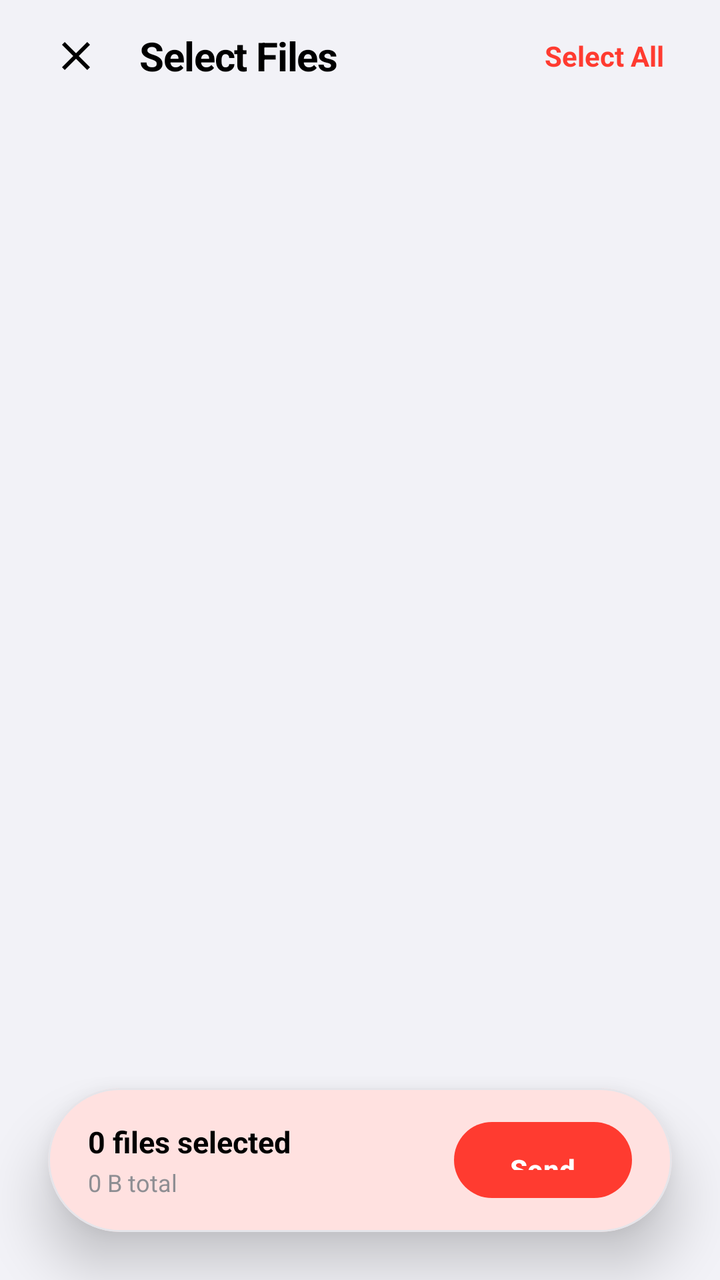
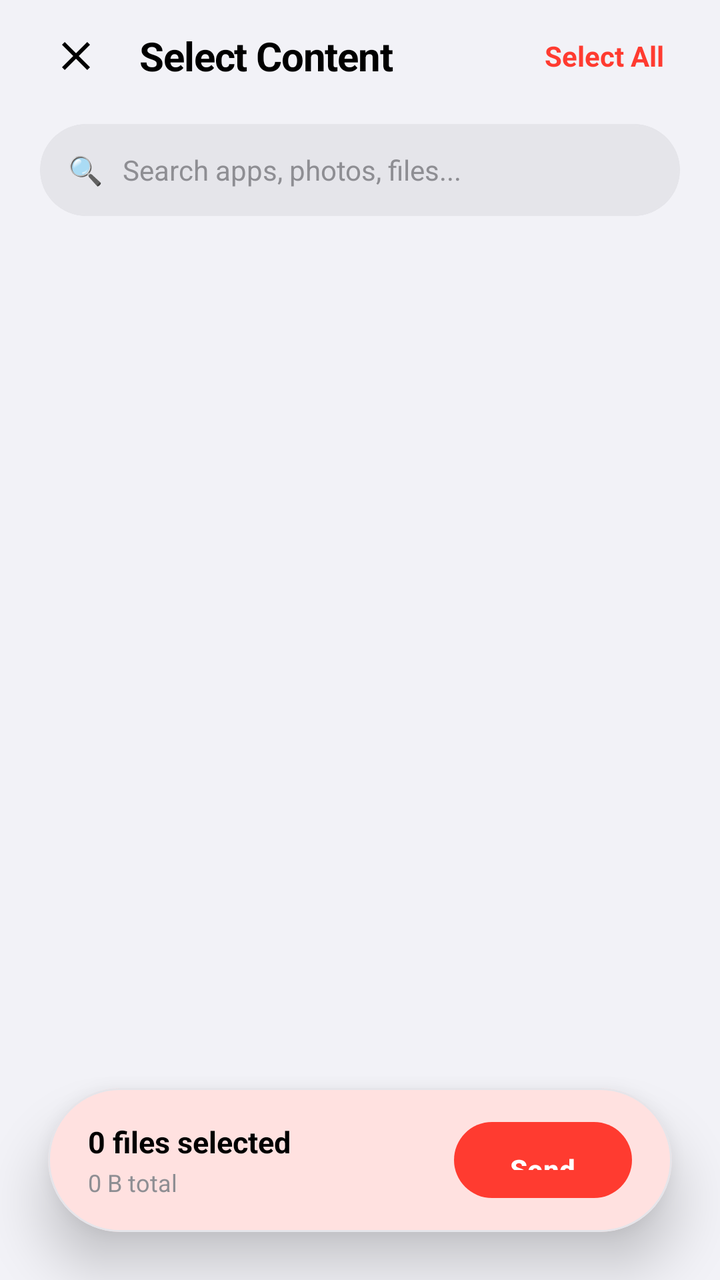

An Android layout rendered at two revisions. The XML below is the earlier revision; the diff shows what the commit changed to produce the second picture.
<!-- AndroidManifest.xml: application theme Theme.AirShare -->
<!-- res/layout/activity_send.xml -->
<?xml version="1.0" encoding="utf-8"?>
<androidx.constraintlayout.widget.ConstraintLayout xmlns:android="http://schemas.android.com/apk/res/android"
    xmlns:app="http://schemas.android.com/apk/res-auto"
    android:layout_width="match_parent"
    android:layout_height="match_parent"
    android:background="?android:attr/colorBackground">

    
    <LinearLayout
        android:id="@+id/topToolbar"
        android:layout_width="0dp"
        android:layout_height="56dp"
        android:gravity="center_vertical"
        android:orientation="horizontal"
        android:paddingHorizontal="20dp"
        app:layout_constraintEnd_toEndOf="parent"
        app:layout_constraintStart_toStartOf="parent"
        app:layout_constraintTop_toTopOf="parent">

        <ImageView
            android:id="@+id/btnBack"
            android:layout_width="36dp"
            android:layout_height="36dp"
            android:background="?selectableItemBackgroundBorderless"
            android:padding="6dp"
            android:src="@drawable/ic_close"
            app:tint="?attr/colorOnSurface" />

        <TextView
            android:id="@+id/tvSendHeaderTitle"
            android:layout_width="0dp"
            android:layout_height="wrap_content"
            android:layout_marginStart="14dp"
            android:layout_weight="1"
            android:text="Select Files"
            android:textColor="?attr/colorOnSurface"
            android:textSize="20sp"
            android:letterSpacing="-0.02"
            android:textStyle="bold" />

        <TextView
            android:id="@+id/btnSelectAll"
            android:layout_width="wrap_content"
            android:layout_height="wrap_content"
            android:background="?selectableItemBackground"
            android:padding="8dp"
            android:text="Select All"
            android:textColor="@color/brand_primary"
            android:textSize="14sp"
            android:textStyle="bold" />
    </LinearLayout>

    
    <com.google.android.material.tabs.TabLayout
        android:id="@+id/tabLayoutCategories"
        android:layout_width="0dp"
        android:layout_height="44dp"
        android:layout_marginHorizontal="16dp"
        android:background="@android:color/transparent"
        app:layout_constraintEnd_toEndOf="parent"
        app:layout_constraintStart_toStartOf="parent"
        app:layout_constraintTop_toBottomOf="@id/topToolbar"
        app:tabIndicatorColor="@color/brand_primary"
        app:tabMode="scrollable"
        app:tabSelectedTextColor="@color/brand_primary"
        app:tabTextColor="@color/text_dark_secondary" />

    <androidx.viewpager2.widget.ViewPager2
        android:id="@+id/viewPagerCategories"
        android:layout_width="0dp"
        android:layout_height="0dp"
        android:clipToPadding="false"
        android:paddingBottom="100dp"
        app:layout_constraintBottom_toBottomOf="parent"
        app:layout_constraintEnd_toEndOf="parent"
        app:layout_constraintStart_toStartOf="parent"
        app:layout_constraintTop_toBottomOf="@id/tabLayoutCategories" />

    
    <com.google.android.material.card.MaterialCardView
        android:id="@+id/bottomActionBar"
        android:layout_width="0dp"
        android:layout_height="72dp"
        android:layout_marginHorizontal="24dp"
        android:layout_marginBottom="24dp"
        app:cardCornerRadius="36dp"
        app:cardElevation="16dp"
        app:strokeWidth="1dp"
        app:strokeColor="?attr/colorOutline"
        app:cardBackgroundColor="?attr/colorSurface"
        app:layout_constraintBottom_toBottomOf="parent"
        app:layout_constraintEnd_toEndOf="parent"
        app:layout_constraintStart_toStartOf="parent">

        <LinearLayout
            android:layout_width="match_parent"
            android:layout_height="match_parent"
            android:gravity="center_vertical"
            android:orientation="horizontal"
            android:paddingHorizontal="20dp">

            <LinearLayout
                android:layout_width="0dp"
                android:layout_height="wrap_content"
                android:layout_weight="1"
                android:orientation="vertical">

                <TextView
                    android:id="@+id/tvSelectionCount"
                    android:layout_width="wrap_content"
                    android:layout_height="wrap_content"
                    android:text="0 files selected"
                    android:textColor="?attr/colorOnSurface"
                    android:textSize="15sp"
                    android:textStyle="bold" />

                <TextView
                    android:id="@+id/tvSelectionSize"
                    android:layout_width="wrap_content"
                    android:layout_height="wrap_content"
                    android:layout_marginTop="2dp"
                    android:text="0 B total"
                    android:textColor="@color/text_dark_secondary"
                    android:textSize="12sp" />
            </LinearLayout>

            <Button
                android:id="@+id/btnProceedSend"
                style="@style/Button.AirShare.Primary"
                android:layout_width="wrap_content"
                android:layout_height="46dp"
                android:enabled="false"
                android:paddingHorizontal="28dp"
                android:text="Send"
                android:textSize="14sp" />
        </LinearLayout>
    </com.google.android.material.card.MaterialCardView>

</androidx.constraintlayout.widget.ConstraintLayout>
<!-- resources referenced by this layout -->
<resources>
  <color name="brand_primary">#FF3B30</color>
  <color name="text_dark_secondary">#8E8E93</color>
  <!-- drawable ic_close (drawable) -->
  <vector xmlns:android="http://schemas.android.com/apk/res/android"
      android:width="24dp"
      android:height="24dp"
      android:viewportWidth="24"
      android:viewportHeight="24">
      <path
          android:fillColor="#FFFFFFFF"
          android:pathData="M19,6.41L17.59,5 12,10.59 6.41,5 5,6.41 10.59,12 5,17.59 6.41,19 12,13.41 17.59,19 19,17.59 13.41,12z" />
  </vector>
  <style name="Button.AirShare.Primary" parent="Widget.Material3.Button">
          <item name="backgroundTint">@color/brand_primary</item>
          <item name="cornerRadius">100dp</item>
          <item name="android:textColor">#FFFFFF</item>
          <item name="android:textStyle">bold</item>
          <item name="android:paddingVertical">14dp</item>
          <item name="elevation">2dp</item>
      </style>
  <style name="Theme.AirShare" parent="Theme.Material3.DayNight.NoActionBar">
          
          <item name="colorPrimary">@color/brand_primary</item>
          <item name="colorPrimaryVariant">@color/brand_primary_variant</item>
          <item name="colorOnPrimary">#FFFFFF</item>
  
          
          <item name="android:colorBackground">@color/bg_light_main</item>
          <item name="colorSurface">@color/bg_light_card</item>
          <item name="colorOnSurface">@color/text_light_primary</item>
          <item name="colorSurfaceVariant">@color/bg_light_elevated</item>
          <item name="colorOutline">@color/border_light</item>
  
          
          <item name="android:statusBarColor">@color/bg_light_main</item>
          <item name="android:windowLightStatusBar">true</item>
          <item name="android:navigationBarColor">@android:color/transparent</item>
          <item name="android:windowLightNavigationBar">true</item>
      </style>
  <color name="brand_primary_variant">#E11D48</color>
  <color name="bg_light_main">#F2F2F7</color>
  <color name="bg_light_card">#FFFFFF</color>
  <color name="text_light_primary">#000000</color>
  <color name="bg_light_elevated">#E5E5EA</color>
  <color name="border_light">#E5E5EA</color>
</resources>

<!-- the commit's change to res/layout/activity_send.xml (unified diff, before → after) -->
@@ -32,7 +32,7 @@
             android:layout_height="wrap_content"
             android:layout_marginStart="14dp"
             android:layout_weight="1"
-            android:text="Select Files"
+            android:text="Select Content"
             android:textColor="?attr/colorOnSurface"
             android:textSize="20sp"
             android:letterSpacing="-0.02"
@@ -51,15 +51,72 @@
     </LinearLayout>
 
     
+    <com.google.android.material.card.MaterialCardView
+        android:id="@+id/cardSearchBar"
+        android:layout_width="0dp"
+        android:layout_height="46dp"
+        android:layout_marginHorizontal="20dp"
+        android:layout_marginTop="6dp"
+        app:cardCornerRadius="23dp"
+        app:cardElevation="0dp"
+        app:strokeWidth="1dp"
+        app:strokeColor="?attr/colorOutline"
+        app:cardBackgroundColor="?attr/colorSurfaceVariant"
+        app:layout_constraintEnd_toEndOf="parent"
+        app:layout_constraintStart_toStartOf="parent"
+        app:layout_constraintTop_toBottomOf="@id/topToolbar">
+
+        <LinearLayout
+            android:layout_width="match_parent"
+            android:layout_height="match_parent"
+            android:gravity="center_vertical"
+            android:orientation="horizontal"
+            android:paddingHorizontal="14dp">
+
+            <TextView
+                android:layout_width="wrap_content"
+                android:layout_height="wrap_content"
+                android:text="🔍"
+                android:textSize="14sp" />
+
+            <EditText
+                android:id="@+id/etSearchQuery"
+                android:layout_width="0dp"
+                android:layout_height="match_parent"
+                android:layout_marginStart="10dp"
+                android:layout_weight="1"
+                android:background="@android:color/transparent"
+                android:hint="Search apps, photos, files..."
+                android:imeOptions="actionSearch"
+                android:inputType="text"
+                android:singleLine="true"
+                android:textColor="?attr/colorOnSurface"
+                android:textColorHint="@color/text_dark_secondary"
+                android:textSize="14sp" />
+
+            <ImageView
+                android:id="@+id/btnClearSearch"
+                android:layout_width="24dp"
+                android:layout_height="24dp"
+                android:background="?selectableItemBackgroundBorderless"
+                android:padding="4dp"
+                android:src="@drawable/ic_close"
+                android:visibility="gone"
+                app:tint="@color/text_dark_secondary" />
+        </LinearLayout>
+    </com.google.android.material.card.MaterialCardView>
+
+    
     <com.google.android.material.tabs.TabLayout
         android:id="@+id/tabLayoutCategories"
         android:layout_width="0dp"
         android:layout_height="44dp"
         android:layout_marginHorizontal="16dp"
+        android:layout_marginTop="8dp"
         android:background="@android:color/transparent"
         app:layout_constraintEnd_toEndOf="parent"
         app:layout_constraintStart_toStartOf="parent"
-        app:layout_constraintTop_toBottomOf="@id/topToolbar"
+        app:layout_constraintTop_toBottomOf="@id/cardSearchBar"
         app:tabIndicatorColor="@color/brand_primary"
         app:tabMode="scrollable"
         app:tabSelectedTextColor="@color/brand_primary"
